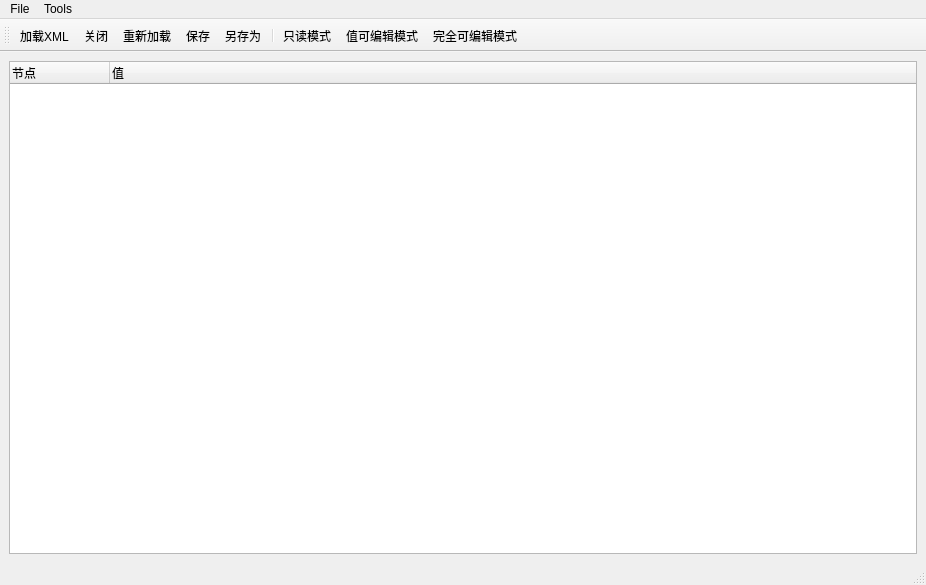
This is PyDatcomLab/GUIs/tools/XMLEditer.ui in darkspring2015/PyDatcomLab as Qt 5 draws it before an edit. The edited form follows.
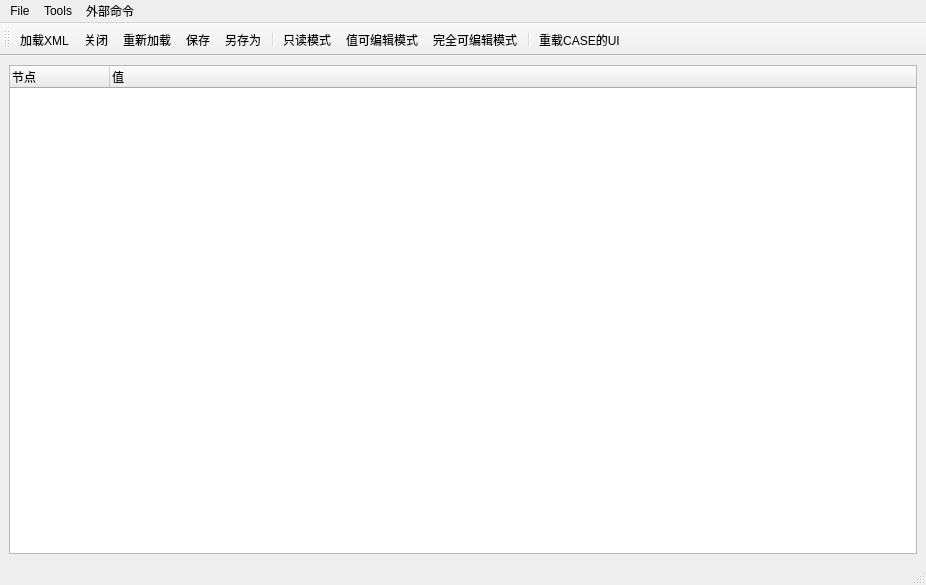
This is the edited form. Icons and pictures are not drawn.

```diff
--- a/PyDatcomLab/GUIs/tools/XMLEditer.ui
+++ b/PyDatcomLab/GUIs/tools/XMLEditer.ui
@@ -63,8 +63,15 @@
     <addaction name="actionValueOnlyMode"/>
     <addaction name="actionAllMode"/>
    </widget>
+   <widget class="QMenu" name="menuExtraTools">
+    <property name="title">
+     <string>外部命令</string>
+    </property>
+    <addaction name="actionReLoadCaseUI"/>
+   </widget>
    <addaction name="menuFile"/>
    <addaction name="menuTools"/>
+   <addaction name="menuExtraTools"/>
   </widget>
   <widget class="QStatusBar" name="statusBar"/>
   <widget class="QToolBar" name="toolBar">
@@ -86,6 +93,8 @@
    <addaction name="actionReadOnlyMode"/>
    <addaction name="actionValueOnlyMode"/>
    <addaction name="actionAllMode"/>
+   <addaction name="separator"/>
+   <addaction name="actionReLoadCaseUI"/>
   </widget>
   <action name="actionLoadXML">
    <property name="icon">
@@ -168,6 +177,15 @@
     <string>完全可编辑模式</string>
    </property>
   </action>
+  <action name="actionReLoadCaseUI">
+   <property name="icon">
+    <iconset resource="tools.qrc">
+     <normaloff>:/nodes/res/qscintilla.png</normaloff>:/nodes/res/qscintilla.png</iconset>
+   </property>
+   <property name="text">
+    <string>重载CASE的UI</string>
+   </property>
+  </action>
  </widget>
  <resources>
   <include location="tools.qrc"/>
```
